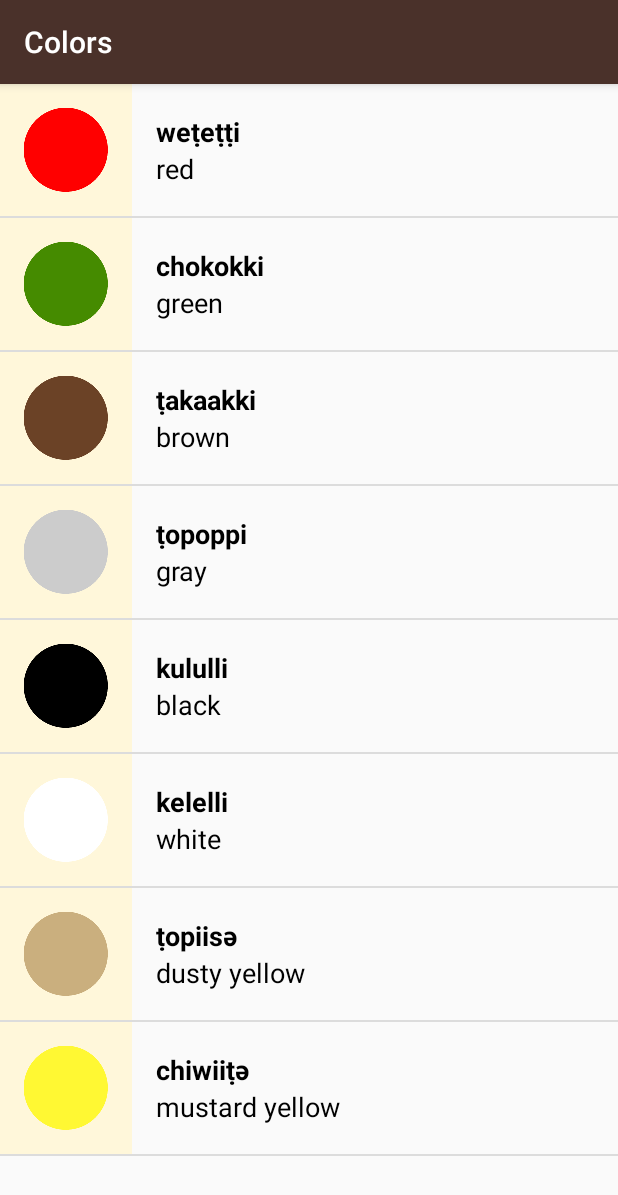
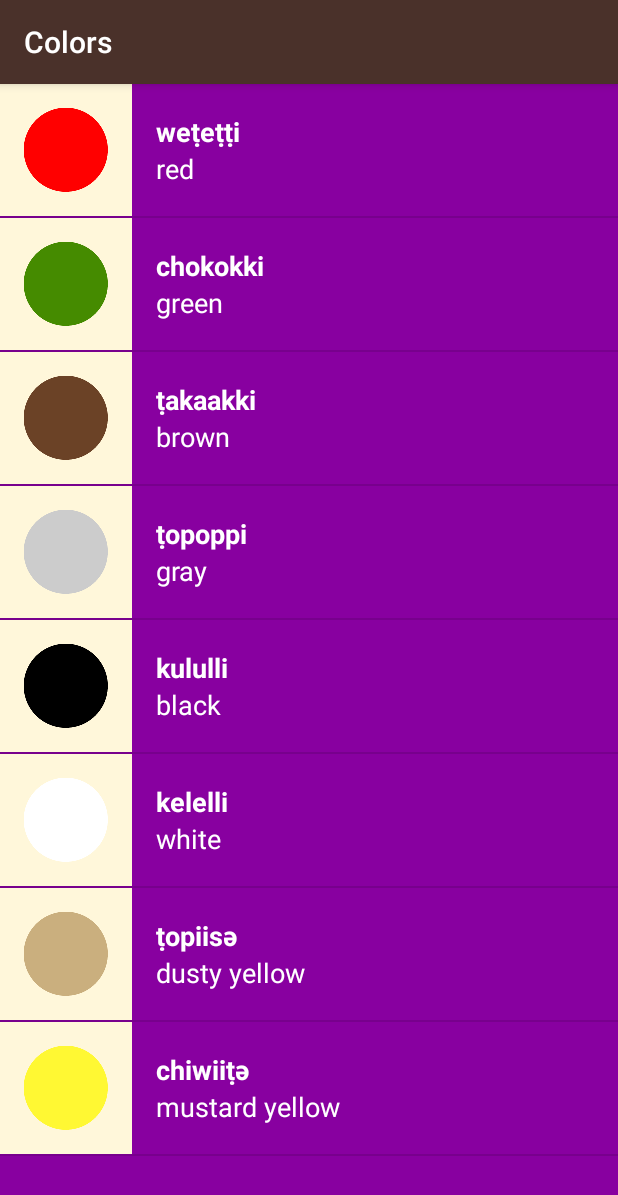
Before and after one commit to vds89/Miwoki, an Android app: the ColorsActivity screen opened directly, with no data from a screen before it, on a phone screen of 412 x 824 dp. Shown: the top 1195 px of the screen. Run offline under Robolectric (Android 15) with nearby library versions, the light colour scheme and no system bars.

Commit message:
App polish complete

```diff
--- a/app/src/main/java/com/example/android/miwok/ColorsActivity.java
+++ b/app/src/main/java/com/example/android/miwok/ColorsActivity.java
@@ -38,6 +38,7 @@ public class ColorsActivity extends AppCompatActivity {
         // activity_numbers.xml layout file.
         ListView listView = (ListView) findViewById(R.id.list);
 
+        listView.setBackgroundColor(getResources().getColor(R.color.category_colors));
         // Make the {@link ListView} use the {@link ArrayAdapter} we created above, so that the
         // {@link ListView} will display list items for each word in the list of words.
         // Do this by calling the setAdapter method on the {@link ListView} object and pass in
--- a/app/src/main/java/com/example/android/miwok/FamilyActivity.java
+++ b/app/src/main/java/com/example/android/miwok/FamilyActivity.java
@@ -38,6 +38,9 @@ public class FamilyActivity extends AppCompatActivity {
         // activity_numbers.xml layout file.
         ListView listView = (ListView) findViewById(R.id.list);
 
+        //set list background color
+        listView.setBackgroundColor(getResources().getColor(R.color.category_family));
+
         // Make the {@link ListView} use the {@link ArrayAdapter} we created above, so that the
         // {@link ListView} will display list items for each word in the list of words.
         // Do this by calling the setAdapter method on the {@link ListView} object and pass in
--- a/app/src/main/java/com/example/android/miwok/NumbersActivity.java
+++ b/app/src/main/java/com/example/android/miwok/NumbersActivity.java
@@ -38,6 +38,9 @@ public class NumbersActivity extends AppCompatActivity {
         // word_list.xml layout file.
         ListView listView = (ListView) findViewById(R.id.list);
 
+        //set list background color
+        listView.setBackgroundColor(getResources().getColor(R.color.category_numbers));
+
         // Make the {@link ListView} use the {@link ArrayAdapter} we created above, so that the
         // {@link ListView} will display list items for each word in the list of words.
         // Do this by calling the setAdapter method on the {@link ListView} object and pass in
--- a/app/src/main/res/layout/list_item.xml
+++ b/app/src/main/res/layout/list_item.xml
@@ -4,8 +4,8 @@
     xmlns:tools="http://schemas.android.com/tools"
     android:orientation="horizontal"
     android:layout_width="match_parent"
-    android:layout_height="match_parent">
-
+    android:layout_height="match_parent"
+    android:minHeight="@dimen/list_item_height">
 
     <ImageView
         android:id="@+id/icon_view"
@@ -16,7 +16,8 @@
     <LinearLayout
         android:layout_width="match_parent"
         android:layout_height="wrap_content"
-        android:orientation="vertical">
+        android:orientation="vertical"
+        android:minHeight="@dimen/list_item_height">
 
         <TextView
             android:id="@+id/miwok_text_view"
--- a/app/src/main/res/values/dimens.xml
+++ b/app/src/main/res/values/dimens.xml
@@ -17,6 +17,5 @@
     <dimen name="list_item_height">88dp</dimen>
     <dimen name="list_text_view_item_height">44dp</dimen>
     <!-- Default screen margins, per the Android Design guidelines. -->
-    <dimen name="activity_horizontal_margin">16dp</dimen>
-    <dimen name="activity_vertical_margin">16dp</dimen>
+
 </resources>
--- a/app/src/main/res/values/styles.xml
+++ b/app/src/main/res/values/styles.xml
@@ -42,10 +42,11 @@
     <!-- Style for a Miwok translation -->
     <style name="MiwokItemStyle">
         <item name="android:layout_width">match_parent</item>
-        <item name="android:layout_height">@dimen/list_text_view_item_height</item>
+        <item name="android:layout_height">0dp</item>
         <item name="android:paddingLeft">16dp</item>
+        <item name="android:layout_weight">1</item>
         <item name="android:gravity">bottom</item>
-        <item name="android:textColor">@android:color/black</item>
+        <item name="android:textColor">@android:color/white</item>
         <item name="android:textStyle">bold</item>
         <item name="android:textAppearance">?android:textAppearanceMedium</item>
     </style>
@@ -54,9 +55,11 @@
     <!-- Style for default translation -->
     <style name="DefaultItemStyle">
         <item name="android:layout_width">match_parent</item>
-        <item name="android:layout_height">@dimen/list_text_view_item_height</item>
+        <item name="android:layout_height">0dp</item>
         <item name="android:paddingLeft">16dp</item>
-        <item name="android:textColor">@android:color/black</item>
+        <item name="android:layout_weight">1</item>
+        <item name="android:gravity">top</item>
+        <item name="android:textColor">@android:color/white</item>
         <item name="android:textAppearance">?android:textAppearanceMedium</item>
     </style>
 </resources>
```
Also changed, not shown: 22 other files.
